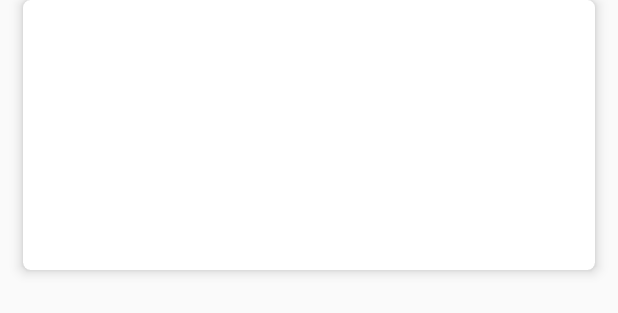
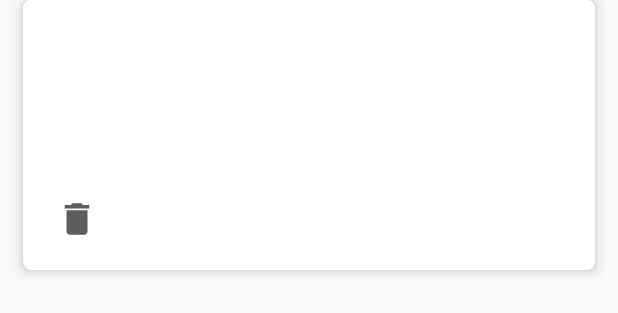
Before and after one commit to ArtToDevelop/WeatherClient, an Android app: the layout recycler_weather_item.xml on its own in the app's theme, with its tools: preview values and no code run, on a phone screen of 412 x 824 dp. Shown: the top 313 px of the screen. Run offline under Robolectric (Android 15) with nearby library versions, the light colour scheme and no system bars.

Commit message:
MainActivity. Добавли кнопку для возможности удаления города

```diff
--- /dev/null
+++ b/app/src/main/res/drawable/delete_item.xml
@@ -0,0 +1,9 @@
+<vector xmlns:android="http://schemas.android.com/apk/res/android"
+        android:width="24dp"
+        android:height="24dp"
+        android:viewportWidth="24.0"
+        android:viewportHeight="24.0">
+    <path
+        android:fillColor="#5e5c5c"
+        android:pathData="M6,19c0,1.1 0.9,2 2,2h8c1.1,0 2,-0.9 2,-2V7H6v12zM19,4h-3.5l-1,-1h-5l-1,1H5v2h14V4z"/>
+</vector>
--- a/app/src/main/res/layout/recycler_weather_item.xml
+++ b/app/src/main/res/layout/recycler_weather_item.xml
@@ -18,10 +18,15 @@
         card_view:cardElevation="5dp">
 
         <LinearLayout
-            android:layout_width="wrap_content"
-            android:layout_height="wrap_content"
+            android:layout_width="match_parent"
+            android:layout_height="match_parent"
             android:orientation="vertical">
 
+            <LinearLayout
+                android:layout_width="match_parent"
+                android:layout_height="match_parent"
+                android:layout_weight="1"
+                android:orientation="vertical">
                 <TextView
                     android:id="@+id/weather_item_name"
                     android:layout_width="wrap_content"
@@ -31,17 +36,31 @@
                 <TextView
                     android:id="@+id/weather_item_temperature"
                     android:layout_width="wrap_content"
-                android:layout_height="wrap_content"/>
+                    android:layout_height="wrap_content"
+                    android:paddingTop="5dp"/>
 
                 <TextView
                     android:id="@+id/weather_item_wind"
                     android:layout_width="wrap_content"
-                android:layout_height="wrap_content"/>
+                    android:layout_height="wrap_content"
+                    android:paddingTop="5dp"/>
 
                 <TextView
                     android:id="@+id/weather_item_direction"
                     android:layout_width="wrap_content"
-                android:layout_height="wrap_content"/>
+                    android:layout_height="wrap_content"
+                    android:paddingTop="5dp"/>
+            </LinearLayout>
+
+            <ImageButton
+                android:id="@+id/weather_delete_button"
+                android:layout_width="wrap_content"
+                android:layout_height="wrap_content"
+                android:layout_weight="0"
+                android:src="@drawable/delete_item"
+                android:scaleType="fitStart"
+                android:layout_gravity="bottom"
+                style="@style/Widget.AppCompat.Button.Borderless.Colored"/>
 
         </LinearLayout>
     </android.support.v7.widget.CardView>
```
Also changed, not shown: app/src/main/java/sigalov/arttodevelop/weatherclient/activities/MainActivity.java (+14 -3 lines), app/src/main/java/sigalov/arttodevelop/weatherclient/adapters/WeatherRecyclerAdapter.java (+54 -34 lines), app/src/main/java/sigalov/arttodevelop/weatherclient/interfaces/OnWeatherDeleteListener.java (added, +8 -0 lines). Lines whose indentation alone changed are shown as unchanged.
